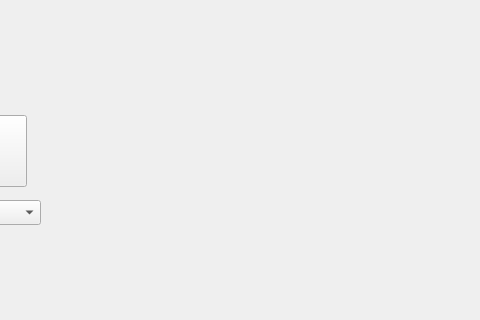
amakuem/LAbsOAIP, file Lab4/Task1/mainwindow.ui: the form before one commit; both pictures show x 650 to 1130 and y 460 to 780 of the 1238 by 780 pixel window.
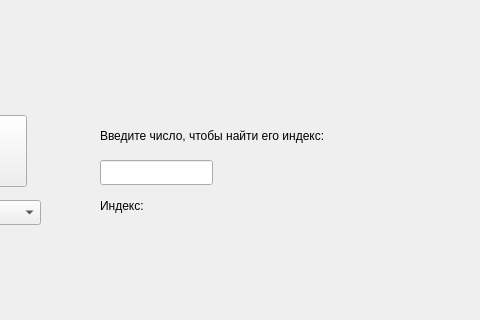
The form after the commit.

Commit message: Task 1: binary search

```diff
--- a/Lab4/Task1/mainwindow.ui
+++ b/Lab4/Task1/mainwindow.ui
@@ -73,6 +73,55 @@
      </property>
     </item>
    </widget>
+   <widget class="QLabel" name="label">
+    <property name="geometry">
+     <rect>
+      <x>750</x>
+      <y>580</y>
+      <width>281</width>
+      <height>31</height>
+     </rect>
+    </property>
+    <property name="text">
+     <string>Введите число, чтобы найти его индекс:</string>
+    </property>
+   </widget>
+   <widget class="QLabel" name="label_2">
+    <property name="geometry">
+     <rect>
+      <x>750</x>
+      <y>650</y>
+      <width>61</width>
+      <height>31</height>
+     </rect>
+    </property>
+    <property name="text">
+     <string>Индекс:</string>
+    </property>
+   </widget>
+   <widget class="QLineEdit" name="lineEdit">
+    <property name="geometry">
+     <rect>
+      <x>750</x>
+      <y>620</y>
+      <width>113</width>
+      <height>25</height>
+     </rect>
+    </property>
+   </widget>
+   <widget class="QLabel" name="label_3">
+    <property name="geometry">
+     <rect>
+      <x>820</x>
+      <y>650</y>
+      <width>66</width>
+      <height>31</height>
+     </rect>
+    </property>
+    <property name="text">
+     <string/>
+    </property>
+   </widget>
   </widget>
   <widget class="QMenuBar" name="menubar">
    <property name="geometry">
```
The commit also changes 2 other files.
